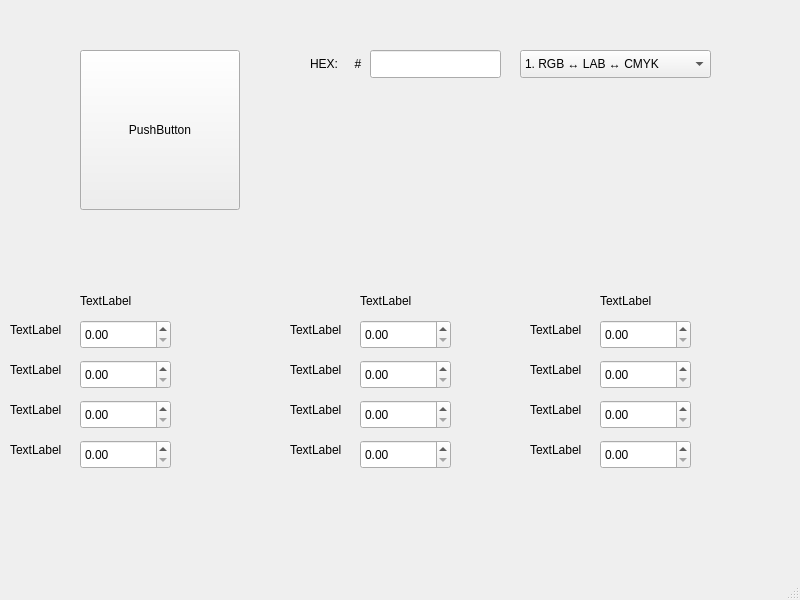
First picture: the form in pkgLab1/mainwindow.ui, repository LevSer1/pkgLab1, before the edit.
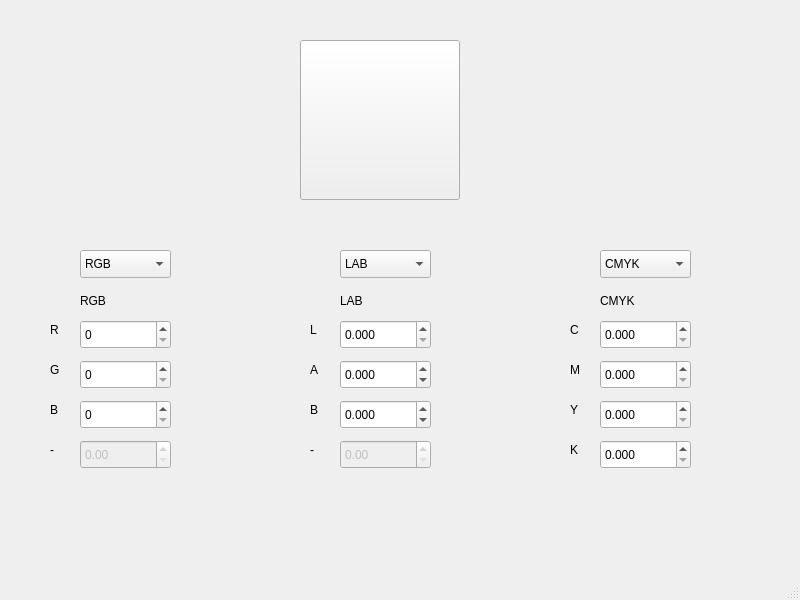
Second picture: the form after the edit.

What changed in the file:
```diff
--- a/pkgLab1/mainwindow.ui
+++ b/pkgLab1/mainwindow.ui
@@ -29,139 +29,16 @@
    <widget class="QPushButton" name="pushButton">
     <property name="geometry">
      <rect>
-      <x>80</x>
-      <y>50</y>
+      <x>300</x>
+      <y>40</y>
       <width>160</width>
       <height>160</height>
      </rect>
     </property>
     <property name="text">
-     <string>PushButton</string>
+     <string/>
     </property>
    </widget>
-   <widget class="QLineEdit" name="lineEdit">
-    <property name="geometry">
-     <rect>
-      <x>370</x>
-      <y>50</y>
-      <width>131</width>
-      <height>28</height>
-     </rect>
-    </property>
-   </widget>
-   <widget class="QLabel" name="label">
-    <property name="geometry">
-     <rect>
-      <x>310</x>
-      <y>50</y>
-      <width>63</width>
-      <height>28</height>
-     </rect>
-    </property>
-    <property name="text">
-     <string>HEX:     #</string>
-    </property>
-   </widget>
-   <widget class="QComboBox" name="comboBox">
-    <property name="geometry">
-     <rect>
-      <x>520</x>
-      <y>50</y>
-      <width>191</width>
-      <height>28</height>
-     </rect>
-    </property>
-    <item>
-     <property name="text">
-      <string>1. RGB ↔ LAB ↔ CMYK</string>
-     </property>
-    </item>
-    <item>
-     <property name="text">
-      <string>2. RGB ↔ CMYK ↔ HLS</string>
-     </property>
-    </item>
-    <item>
-     <property name="text">
-      <string>3. RGB ↔ XYZ ↔ LAB</string>
-     </property>
-    </item>
-    <item>
-     <property name="text">
-      <string>4. RGB ↔ HSV ↔ LAB</string>
-     </property>
-    </item>
-    <item>
-     <property name="text">
-      <string>5. CMYK ↔ LAB ↔ HSV</string>
-     </property>
-    </item>
-    <item>
-     <property name="text">
-      <string>6. CMYK ↔ RGB ↔ HLS</string>
-     </property>
-    </item>
-    <item>
-     <property name="text">
-      <string>7. CMYK ↔ RGB ↔ HSV</string>
-     </property>
-    </item>
-    <item>
-     <property name="text">
-      <string>8. RGB ↔ XYZ ↔ HSV</string>
-     </property>
-    </item>
-    <item>
-     <property name="text">
-      <string>9. HSV ↔ XYZ ↔ LAB</string>
-     </property>
-    </item>
-    <item>
-     <property name="text">
-      <string>10. CMYK ↔ LAB ↔ RGB</string>
-     </property>
-    </item>
-    <item>
-     <property name="text">
-      <string>11. XYZ ↔ LAB ↔ HLS</string>
-     </property>
-    </item>
-    <item>
-     <property name="text">
-      <string>12. RGB ↔ XYZ ↔ HLS</string>
-     </property>
-    </item>
-    <item>
-     <property name="text">
-      <string>13. RGB ↔ XYZ ↔ CMYK</string>
-     </property>
-    </item>
-    <item>
-     <property name="text">
-      <string>14. CMYK ↔ LAB ↔ XYZ</string>
-     </property>
-    </item>
-    <item>
-     <property name="text">
-      <string>15. RGB ↔ CMYK ↔ HSV</string>
-     </property>
-    </item>
-    <item>
-     <property name="text">
-      <string>16. CMYK ↔ HLS ↔ XYZ</string>
-     </property>
-    </item>
-    <item>
-     <property name="text">
-      <string>17. RGB ↔ HLS ↔ LAB</string>
-     </property>
-    </item>
-    <item>
-     <property name="text">
-      <string>18. CMYK ↔ XYZ ↔ RG</string>
-     </property>
-    </item>
-   </widget>
    <widget class="QLabel" name="label_2">
     <property name="geometry">
      <rect>
@@ -172,7 +49,7 @@
      </rect>
     </property>
     <property name="text">
-     <string>TextLabel</string>
+     <string>RGB</string>
     </property>
    </widget>
    <widget class="QDoubleSpinBox" name="doubleSpinBox">
@@ -184,6 +61,12 @@
       <height>29</height>
      </rect>
     </property>
+    <property name="decimals">
+     <number>0</number>
+    </property>
+    <property name="maximum">
+     <double>255.000000000000000</double>
+    </property>
    </widget>
    <widget class="QDoubleSpinBox" name="doubleSpinBox_2">
     <property name="geometry">
@@ -194,6 +77,12 @@
       <height>29</height>
      </rect>
     </property>
+    <property name="decimals">
+     <number>0</number>
+    </property>
+    <property name="maximum">
+     <double>255.000000000000000</double>
+    </property>
    </widget>
    <widget class="QDoubleSpinBox" name="doubleSpinBox_3">
     <property name="geometry">
@@ -204,8 +93,17 @@
       <height>29</height>
      </rect>
     </property>
+    <property name="decimals">
+     <number>0</number>
+    </property>
+    <property name="maximum">
+     <double>255.000000000000000</double>
+    </property>
    </widget>
    <widget class="QDoubleSpinBox" name="doubleSpinBox_4">
+    <property name="enabled">
+     <bool>false</bool>
+    </property>
     <property name="geometry">
      <rect>
       <x>80</x>
@@ -218,141 +116,168 @@
    <widget class="QLabel" name="label_3">
     <property name="geometry">
      <rect>
-      <x>10</x>
+      <x>50</x>
       <y>320</y>
-      <width>63</width>
+      <width>20</width>
       <height>20</height>
      </rect>
     </property>
     <property name="text">
-     <string>TextLabel</string>
+     <string>R</string>
     </property>
    </widget>
    <widget class="QLabel" name="label_4">
     <property name="geometry">
      <rect>
-      <x>10</x>
+      <x>50</x>
       <y>360</y>
-      <width>63</width>
+      <width>20</width>
       <height>20</height>
      </rect>
     </property>
     <property name="text">
-     <string>TextLabel</string>
+     <string>G</string>
     </property>
    </widget>
    <widget class="QLabel" name="label_5">
     <property name="geometry">
      <rect>
-      <x>10</x>
+      <x>50</x>
       <y>400</y>
-      <width>63</width>
+      <width>20</width>
       <height>20</height>
      </rect>
     </property>
     <property name="text">
-     <string>TextLabel</string>
+     <string>B</string>
     </property>
    </widget>
    <widget class="QLabel" name="label_6">
     <property name="geometry">
      <rect>
-      <x>10</x>
+      <x>50</x>
       <y>440</y>
-      <width>63</width>
+      <width>20</width>
       <height>20</height>
      </rect>
     </property>
     <property name="text">
-     <string>TextLabel</string>
+     <string>-</string>
     </property>
    </widget>
    <widget class="QLabel" name="label_7">
     <property name="geometry">
      <rect>
-      <x>290</x>
+      <x>310</x>
       <y>400</y>
-      <width>63</width>
+      <width>20</width>
       <height>20</height>
      </rect>
     </property>
     <property name="text">
-     <string>TextLabel</string>
+     <string>B</string>
     </property>
    </widget>
    <widget class="QLabel" name="label_8">
     <property name="geometry">
      <rect>
-      <x>360</x>
+      <x>340</x>
       <y>290</y>
       <width>71</width>
       <height>21</height>
      </rect>
     </property>
     <property name="text">
-     <string>TextLabel</string>
+     <string>LAB</string>
     </property>
    </widget>
    <widget class="QDoubleSpinBox" name="doubleSpinBox_5">
     <property name="geometry">
      <rect>
-      <x>360</x>
+      <x>340</x>
       <y>320</y>
       <width>91</width>
       <height>29</height>
      </rect>
     </property>
+    <property name="decimals">
+     <number>3</number>
+    </property>
+    <property name="maximum">
+     <double>100.000000000000000</double>
+    </property>
    </widget>
    <widget class="QLabel" name="label_9">
     <property name="geometry">
      <rect>
-      <x>290</x>
+      <x>310</x>
       <y>440</y>
-      <width>63</width>
+      <width>20</width>
       <height>20</height>
      </rect>
     </property>
     <property name="text">
-     <string>TextLabel</string>
+     <string>-</string>
     </property>
    </widget>
    <widget class="QDoubleSpinBox" name="doubleSpinBox_6">
     <property name="geometry">
      <rect>
-      <x>360</x>
+      <x>340</x>
       <y>400</y>
       <width>91</width>
       <height>29</height>
      </rect>
     </property>
+    <property name="decimals">
+     <number>3</number>
+    </property>
+    <property name="minimum">
+     <double>-128.000000000000000</double>
+    </property>
+    <property name="maximum">
+     <double>128.000000000000000</double>
+    </property>
    </widget>
    <widget class="QLabel" name="label_10">
     <property name="geometry">
      <rect>
-      <x>290</x>
+      <x>310</x>
       <y>360</y>
-      <width>63</width>
+      <width>20</width>
       <height>20</height>
      </rect>
     </property>
     <property name="text">
-     <string>TextLabel</string>
+     <string>A</string>
     </property>
    </widget>
    <widget class="QDoubleSpinBox" name="doubleSpinBox_7">
     <property name="geometry">
      <rect>
-      <x>360</x>
+      <x>340</x>
       <y>360</y>
       <width>91</width>
       <height>29</height>
      </rect>
     </property>
+    <property name="decimals">
+     <number>3</number>
+    </property>
+    <property name="minimum">
+     <double>-128.000000000000000</double>
+    </property>
+    <property name="maximum">
+     <double>128.000000000000000</double>
+    </property>
    </widget>
    <widget class="QDoubleSpinBox" name="doubleSpinBox_8">
+    <property name="enabled">
+     <bool>false</bool>
+    </property>
     <property name="geometry">
      <rect>
-      <x>360</x>
+      <x>340</x>
       <y>440</y>
       <width>91</width>
       <height>29</height>
@@ -362,27 +287,27 @@
    <widget class="QLabel" name="label_11">
     <property name="geometry">
      <rect>
-      <x>290</x>
+      <x>310</x>
       <y>320</y>
-      <width>63</width>
+      <width>20</width>
       <height>20</height>
      </rect>
     </property>
     <property name="text">
-     <string>TextLabel</string>
+     <string>L</string>
     </property>
    </widget>
    <widget class="QLabel" name="label_12">
     <property name="geometry">
      <rect>
-      <x>530</x>
+      <x>570</x>
       <y>400</y>
-      <width>63</width>
+      <width>20</width>
       <height>20</height>
      </rect>
     </property>
     <property name="text">
-     <string>TextLabel</string>
+     <string>Y</string>
     </property>
    </widget>
    <widget class="QLabel" name="label_13">
@@ -395,7 +320,7 @@
      </rect>
     </property>
     <property name="text">
-     <string>TextLabel</string>
+     <string>CMYK</string>
     </property>
    </widget>
    <widget class="QDoubleSpinBox" name="doubleSpinBox_9">
@@ -407,18 +332,24 @@
       <height>29</height>
      </rect>
     </property>
+    <property name="decimals">
+     <number>3</number>
+    </property>
+    <property name="maximum">
+     <double>100.000000000000000</double>
+    </property>
    </widget>
    <widget class="QLabel" name="label_14">
     <property name="geometry">
      <rect>
-      <x>530</x>
+      <x>570</x>
       <y>440</y>
-      <width>63</width>
+      <width>20</width>
       <height>20</height>
      </rect>
     </property>
     <property name="text">
-     <string>TextLabel</string>
+     <string>K</string>
     </property>
    </widget>
    <widget class="QDoubleSpinBox" name="doubleSpinBox_10">
@@ -430,18 +361,24 @@
       <height>29</height>
      </rect>
     </property>
+    <property name="decimals">
+     <number>3</number>
+    </property>
+    <property name="maximum">
+     <double>100.000000000000000</double>
+    </property>
    </widget>
    <widget class="QLabel" name="label_15">
     <property name="geometry">
      <rect>
-      <x>530</x>
+      <x>570</x>
       <y>360</y>
-      <width>63</width>
+      <width>20</width>
       <height>20</height>
      </rect>
     </property>
     <property name="text">
-     <string>TextLabel</string>
+     <string>M</string>
     </property>
    </widget>
    <widget class="QDoubleSpinBox" name="doubleSpinBox_11">
@@ -453,6 +390,12 @@
       <height>29</height>
      </rect>
     </property>
+    <property name="decimals">
+     <number>3</number>
+    </property>
+    <property name="maximum">
+     <double>100.000000000000000</double>
+    </property>
    </widget>
    <widget class="QDoubleSpinBox" name="doubleSpinBox_12">
     <property name="geometry">
@@ -463,20 +406,146 @@
       <height>29</height>
      </rect>
     </property>
+    <property name="decimals">
+     <number>3</number>
+    </property>
+    <property name="maximum">
+     <double>100.000000000000000</double>
+    </property>
    </widget>
    <widget class="QLabel" name="label_16">
     <property name="geometry">
      <rect>
-      <x>530</x>
+      <x>570</x>
       <y>320</y>
-      <width>63</width>
+      <width>20</width>
       <height>20</height>
      </rect>
     </property>
     <property name="text">
-     <string>TextLabel</string>
+     <string>C</string>
     </property>
    </widget>
+   <widget class="QComboBox" name="comboBox_2">
+    <property name="geometry">
+     <rect>
+      <x>80</x>
+      <y>250</y>
+      <width>91</width>
+      <height>28</height>
+     </rect>
+    </property>
+    <item>
+     <property name="text">
+      <string>RGB</string>
+     </property>
+    </item>
+    <item>
+     <property name="text">
+      <string>CMYK</string>
+     </property>
+    </item>
+    <item>
+     <property name="text">
+      <string>HSV</string>
+     </property>
+    </item>
+    <item>
+     <property name="text">
+      <string>HSL</string>
+     </property>
+    </item>
+    <item>
+     <property name="text">
+      <string>XYZ</string>
+     </property>
+    </item>
+    <item>
+     <property name="text">
+      <string>LAB</string>
+     </property>
+    </item>
+   </widget>
+   <widget class="QComboBox" name="comboBox_3">
+    <property name="geometry">
+     <rect>
+      <x>340</x>
+      <y>250</y>
+      <width>91</width>
+      <height>28</height>
+     </rect>
+    </property>
+    <item>
+     <property name="text">
+      <string>LAB</string>
+     </property>
+    </item>
+    <item>
+     <property name="text">
+      <string>RGB</string>
+     </property>
+    </item>
+    <item>
+     <property name="text">
+      <string>CMYK</string>
+     </property>
+    </item>
+    <item>
+     <property name="text">
+      <string>HSV</string>
+     </property>
+    </item>
+    <item>
+     <property name="text">
+      <string>HSL</string>
+     </property>
+    </item>
+    <item>
+     <property name="text">
+      <string>XYZ</string>
+     </property>
+    </item>
+   </widget>
+   <widget class="QComboBox" name="comboBox_4">
+    <property name="geometry">
+     <rect>
+      <x>600</x>
+      <y>250</y>
+      <width>91</width>
+      <height>28</height>
+     </rect>
+    </property>
+    <item>
+     <property name="text">
+      <string>CMYK</string>
+     </property>
+    </item>
+    <item>
+     <property name="text">
+      <string>RGB</string>
+     </property>
+    </item>
+    <item>
+     <property name="text">
+      <string>HSV</string>
+     </property>
+    </item>
+    <item>
+     <property name="text">
+      <string>HSL</string>
+     </property>
+    </item>
+    <item>
+     <property name="text">
+      <string>XYZ</string>
+     </property>
+    </item>
+    <item>
+     <property name="text">
+      <string>LAB</string>
+     </property>
+    </item>
+   </widget>
   </widget>
   <widget class="QMenuBar" name="menubar">
    <property name="geometry">
```
